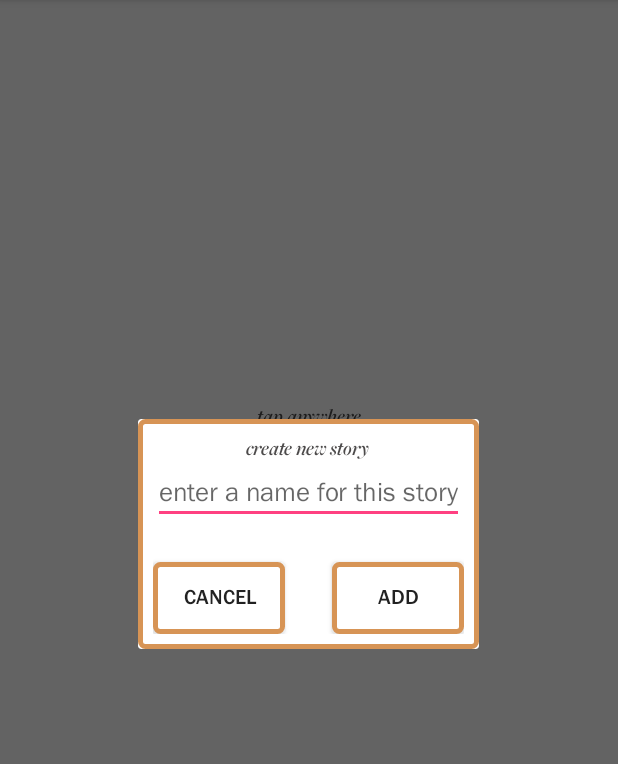
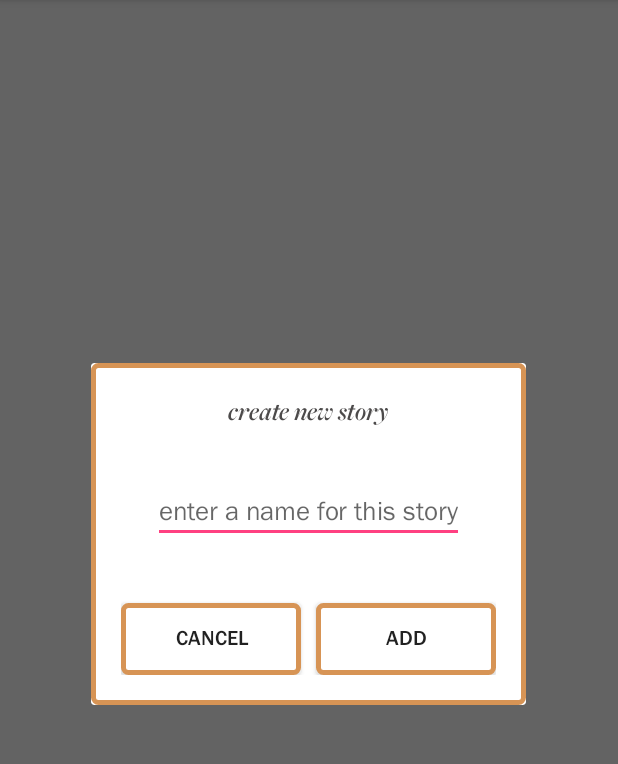
Before and after one commit to dangjustintime/project-sw, an Android app: the fragment CreateNewStoryDialogFragment placed in its activity, on a phone screen of 412 x 824 dp, the part 84-848 px from its top. Run offline under Robolectric (Android 15) with nearby library versions, the phone set to English and light mode, and no system bars; our stand-ins replace ButterKnife.

Commit message:
commented out instagram function, reformated create a new story fragment

```diff
--- a/app/src/main/java/com/example/justindang/storywell/StoryEditorActivity.java
+++ b/app/src/main/java/com/example/justindang/storywell/StoryEditorActivity.java
@@ -146,9 +146,6 @@ public class StoryEditorActivity extends AppCompatActivity implements SaveStoryD
                 bitmap.compress(Bitmap.CompressFormat.JPEG, 100, outputStream);
                 outputStream.close();
                 Log.e(TAG, "Success");
-
-                // go back to main activity
-                finish();
             } catch (IOException e) {
                 Log.e(TAG, "Failed");
                 e.printStackTrace();
@@ -159,6 +156,7 @@ public class StoryEditorActivity extends AppCompatActivity implements SaveStoryD
     @Override
     public void saveStory() {
         saveImage();
+        finish();
     }
 
     @Override
--- a/app/src/main/res/layout/fragment_create_new_story.xml
+++ b/app/src/main/res/layout/fragment_create_new_story.xml
@@ -1,45 +1,56 @@
 <?xml version="1.0" encoding="utf-8"?>
-<RelativeLayout
-    xmlns:android="http://schemas.android.com/apk/res/android"
+<android.support.constraint.ConstraintLayout xmlns:android="http://schemas.android.com/apk/res/android"
     xmlns:tools="http://schemas.android.com/tools"
     android:layout_width="wrap_content"
     android:layout_height="wrap_content"
+    xmlns:app="http://schemas.android.com/apk/res-auto"
     android:background="@drawable/bronze_border"
-    android:padding="10dp"
+    android:padding="20dp"
     android:layout_gravity="center">
     <TextView
         android:id="@+id/text_view_create_new_story"
         android:layout_width="wrap_content"
         android:layout_height="wrap_content"
         android:text="@string/create_new_story"
-        android:layout_centerHorizontal="true"
+        android:textSize="18dp"
         android:textColor="@color/colorDarkGrey"
-        android:fontFamily="@font/freight_big_w01_sb_italic"/>
+        android:fontFamily="@font/freight_big_w01_sb_italic"
+        app:layout_constraintRight_toRightOf="parent"
+        app:layout_constraintLeft_toLeftOf="parent"
+        android:layout_marginBottom="40dp"/>
     <EditText
         android:id="@+id/edit_text_enter_a_name"
         android:layout_width="wrap_content"
         android:layout_height="wrap_content"
         android:hint="@string/enter_a_name_for_this_story"
-        android:layout_centerHorizontal="true"
         android:layout_below="@id/text_view_create_new_story"
         android:textColor="@color/colorDarkGrey"
         android:fontFamily="@font/franklingothic_book"
-        android:layout_marginBottom="25dp"/>
+        app:layout_constraintTop_toBottomOf="@id/text_view_create_new_story"
+        app:layout_constraintLeft_toLeftOf="parent"
+        app:layout_constraintRight_toRightOf="parent"
+        android:layout_marginTop="35dp"/>
     <Button
         android:id="@+id/button_cancel_story"
-        android:layout_width="wrap_content"
+        android:layout_width="120dp"
         android:layout_height="wrap_content"
         android:text="@string/cancel"
-        android:layout_below="@id/edit_text_enter_a_name"
         android:background="@drawable/bronze_border"
-        android:fontFamily="@font/franklingothic_med"/>
+        android:fontFamily="@font/franklingothic_med"
+        app:layout_constraintTop_toBottomOf="@id/edit_text_enter_a_name"
+        app:layout_constraintRight_toLeftOf="@id/button_add_story"
+        android:layout_marginRight="10dp"
+        android:layout_marginTop="40dp"/>
     <Button
         android:id="@+id/button_add_story"
-        android:layout_width="wrap_content"
+        android:layout_width="120dp"
         android:layout_height="wrap_content"
         android:text="@string/add"
-        android:layout_below="@id/edit_text_enter_a_name"
-        android:layout_alignEnd="@id/edit_text_enter_a_name"
         android:background="@drawable/bronze_border"
-        android:fontFamily="@font/franklingothic_med"/>
-</RelativeLayout>
+        android:fontFamily="@font/franklingothic_med"
+        app:layout_constraintTop_toBottomOf="@id/edit_text_enter_a_name"
+        app:layout_constraintEnd_toEndOf="parent"
+        app:layout_constraintRight_toLeftOf="@id/button_cancel_story"
+        android:layout_marginLeft="10dp"
+        android:layout_marginTop="40dp"/>
+</android.support.constraint.ConstraintLayout>
```
Also changed, not shown: app/src/main/java/com/example/justindang/storywell/SaveStoryDialogFragment.java (+5 -3 lines), app/src/main/res/layout/activity_story_editor.xml (+14 -14 lines).
